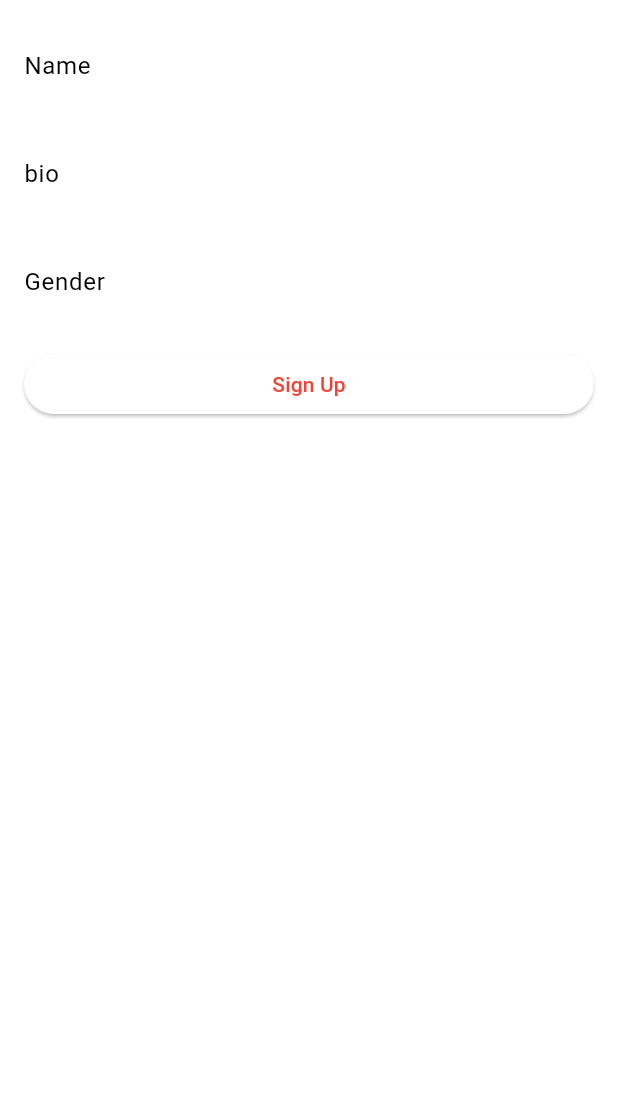
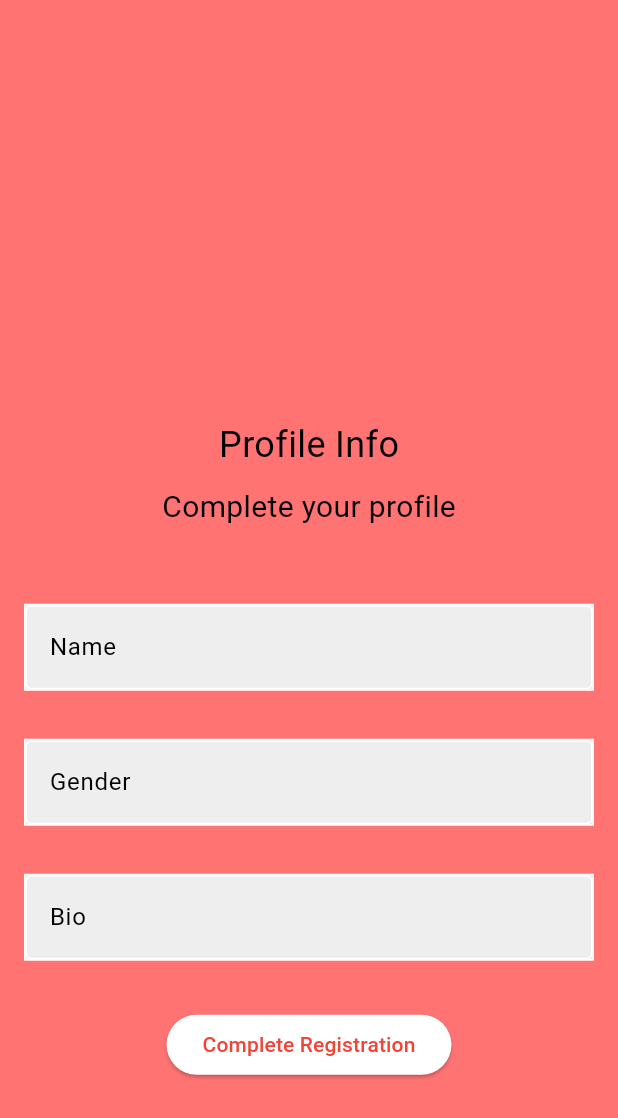
Before and after one commit to RyanSchmit/Mile-High-Matches, a Flutter app: the InfoPage screen opened directly, on a phone screen of 412 x 824 dp. Shown: the top 1118 px of the screen. Run offline on Flutter 3.47's test engine with Material 3 defaults, Android fonts, the phone set to English and light mode, and no system bars; our stand-ins replace cloud_firestore, firebase_auth, firebase_core, swipe_cards; accounts and stored records are empty.

Commit message:
Created separate info page

```diff
--- a/lib/pages/auth.dart
+++ b/lib/pages/auth.dart
@@ -1,4 +1,5 @@
 import 'package:flutter/material.dart';
+import 'package:milehighmatch/pages/info.dart';
 import 'package:milehighmatch/pages/login.dart';
 import 'package:milehighmatch/pages/register.dart';
 
@@ -23,7 +24,7 @@ class _AuthPageState extends State<AuthPage> {
     if (showLoginPage) {
       return LoginPage(showRegisterPage: toggleScreens);
     } else {
-      return RegisterPage(showLoginPage: toggleScreens);
+      return InfoPage();
     }
   }
 }
--- a/lib/pages/info.dart
+++ b/lib/pages/info.dart
@@ -1,3 +1,5 @@
+import 'package:cloud_firestore/cloud_firestore.dart';
+import 'package:firebase_auth/firebase_auth.dart';
 import 'package:flutter/material.dart';
 
 class InfoPage extends StatefulWidget {
@@ -9,54 +11,98 @@ class InfoPage extends StatefulWidget {
 
 class _InfoPageState extends State<InfoPage> {
   final TextEditingController _nameController = TextEditingController();
+  final TextEditingController _genderController = TextEditingController();
   final TextEditingController _bioController = TextEditingController();
-  final TextEditingController _genderController = TextEditingController();
+
+  final user = FirebaseAuth.instance.currentUser!;
+
+  Future addUserData() async {
+    // Is it unsafe to do this?
+    await FirebaseFirestore.instance.collection('profiles').doc(user.uid).set({
+      'name': _nameController.text.trim(),
+      'bio': _bioController.text.trim(),
+      'gender': _genderController.text.trim(),
+    });
+  }
 
   @override
   Widget build(BuildContext context) {
-    return Scaffold(
+    return SingleChildScrollView(
+      child: Container(
+        height: 1000,
+        width: 1000,
+        child: Scaffold(
+          backgroundColor: const Color.fromRGBO(255, 115, 115, 1),
           body: Padding(
-        padding: const EdgeInsets.all(16.0),
-        child: SingleChildScrollView(
+            padding: const EdgeInsets.only(
+                left: 16.0, right: 16.0, top: 6.0, bottom: 6.0),
             child: Column(
-            crossAxisAlignment: CrossAxisAlignment.stretch,
+              mainAxisAlignment: MainAxisAlignment.center,
               children: [
-              TextField(
+                const Text("Profile Info", style: TextStyle(fontSize: 24)),
+                const SizedBox(height: 10),
+                const Text("Complete your profile",
+                    style: TextStyle(fontSize: 20)),
+                const SizedBox(height: 50),
+
+                // Name
+                Container(
+                  decoration: BoxDecoration(
+                      color: Colors.grey[200],
+                      border: Border.all(color: Colors.white)),
+                  child: TextField(
+                    cursorColor: Colors.black,
                     controller: _nameController,
-                decoration: const InputDecoration(
-                  labelText: 'Name',
+                    decoration: InputDecoration(
+                        border: OutlineInputBorder(),
+                        labelText: "Name",
+                        labelStyle: TextStyle(color: Colors.black)),
                   ),
                 ),
-              const SizedBox(height: 16.0),
-              TextField(
-                controller: _bioController,
-                decoration: const InputDecoration(
-                  labelText: 'bio',
+                const SizedBox(height: 32.0),
+
+                // Gender
+                Container(
+                  decoration: BoxDecoration(
+                      color: Colors.grey[200],
+                      border: Border.all(color: Colors.white)),
+                  child: TextField(
+                    cursorColor: Colors.black,
+                    controller: _genderController,
+                    decoration: InputDecoration(
+                        border: OutlineInputBorder(),
+                        labelText: "Gender",
+                        labelStyle: TextStyle(color: Colors.black)),
                   ),
                 ),
-              const SizedBox(height: 16.0),
-              TextField(
-                controller: _genderController,
-                decoration: const InputDecoration(
-                  labelText: 'Gender',
+                const SizedBox(height: 32.0),
+
+                // Bio
+                Container(
+                  // Make bigger
+                  decoration: BoxDecoration(
+                      color: Colors.grey[200],
+                      border: Border.all(color: Colors.white)),
+                  child: TextField(
+                    cursorColor: Colors.black,
+                    controller: _bioController,
+                    decoration: InputDecoration(
+                        border: OutlineInputBorder(),
+                        labelText: "Bio",
+                        labelStyle: TextStyle(color: Colors.black)),
                   ),
                 ),
-              const SizedBox(height: 16.0),
+                const SizedBox(height: 32.0),
+
+                // Sign up button
                 ElevatedButton(
                   onPressed: () {
-                  // Implement your signup logic here
-                  String name = _nameController.text;
-                  String bio = _bioController.text;
-                  String gender = _genderController.text;
-
-                  // Validate and process the entered information
-
-                  // For now, let's just print the entered data
-                  print('Name: $name\nbio: $bio\nGender: $gender');
+                    addUserData();
                   },
-                child: const Text('Sign Up'),
+                  child: const Text('Complete Registration'),
                 ),
               ],
+            ),
           ),
         ),
       ),
--- a/lib/pages/messages.dart
+++ b/lib/pages/messages.dart
@@ -24,7 +24,7 @@ class _MessagesPageState extends State<MessagesPage> {
         Text("Messages", style: TextStyle(fontSize: 40)),
         MessageRow(name: 'Jonna', messageBody: 'hiii'),
         MessageRow(name: 'Diane', messageBody: 'hello'),
-        MessageRow(name: 'Youm', messageBody: 'How are you doing?'),
+        // MessageRow(name: 'Youm', messageBody: 'How are you doing?'),
       ],
     );
   }
@@ -49,7 +49,8 @@ class MessageRow extends StatelessWidget {
               Padding(
                   padding: EdgeInsets.only(right: 15.0, left: 7.0),
                   child: Text(name + ": ", style: TextStyle(fontSize: 30))),
-              Text(messageBody, style: TextStyle(fontSize: 25))
+              Text(messageBody, style: TextStyle(fontSize: 25),
+              overflow: TextOverflow.ellipsis)
             ],
           )),
         ),
```
Also changed, not shown: lib/pages/register.dart (+12 -72 lines). Lines whose indentation alone changed are shown as unchanged.
